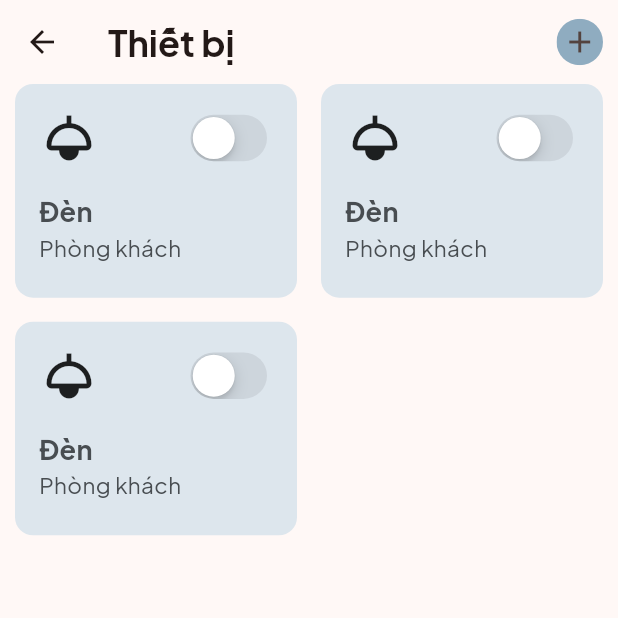
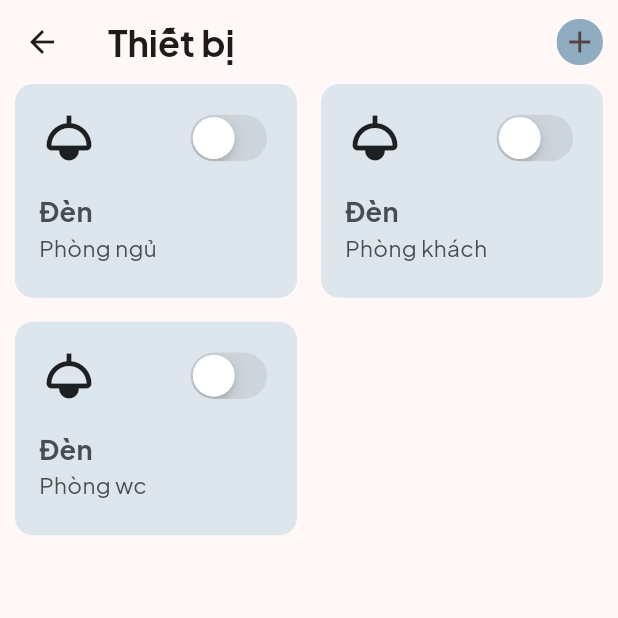
Before and after one commit to doanvanquoc/iot_app, a Flutter app: the DeviceScreen screen opened directly, on a phone screen of 412 x 824 dp, the top half of it. Run offline on Flutter 3.47's test engine with Material 2 defaults, Android fonts, the phone set to English and light mode, and no system bars; our stand-ins replace firebase_core, font_awesome_flutter, get, google_fonts, lottie; accounts and stored records are empty.

Commit message:
Update folder device

```diff
--- a/lib/common/widgets/my_card.dart
+++ b/lib/common/widgets/my_card.dart
@@ -1,23 +1,16 @@
 import 'package:flutter/cupertino.dart';
+import 'package:get/get.dart';
 import 'package:iot_app/common/apps/app_color.dart';
 import 'package:iot_app/common/apps/app_style.dart';
+import 'package:iot_app/models/device.dart';
+import 'package:iot_app/view_models/device_view_model/device_view_model.dart';
 
 class MyCard extends StatelessWidget {
-  const MyCard(
-      {super.key,
-      required this.deviceName,
-      required this.area,
-      required this.icon,
-      required this.onChanged,
-      required this.value});
-
-  final String deviceName;
-  final String area;
-  final IconData icon;
-  final Function(bool value) onChanged;
-  final bool value;
+  const MyCard({super.key, required this.device});
+  final Device device;
   @override
   Widget build(BuildContext context) {
+    DeviceViewModel deviceViewModel = Get.find();
     return Container(
       width: MediaQuery.of(context).size.width / 2 - 20,
       padding: const EdgeInsets.all(16),
@@ -29,19 +22,22 @@ class MyCard extends StatelessWidget {
         mainAxisSize: MainAxisSize.min,
         crossAxisAlignment: CrossAxisAlignment.start,
         children: [
-          Row(
-            mainAxisAlignment: MainAxisAlignment.spaceBetween,
-            children: [
-              Icon(icon, size: 40),
-              CupertinoSwitch(
-                  value: value,
-                  onChanged: onChanged,
-                  activeColor: AppColor.primaryColor),
-            ],
-          ),
+          GetBuilder<DeviceViewModel>(builder: (_) {
+            return Row(
+              mainAxisAlignment: MainAxisAlignment.spaceBetween,
+              children: [
+                Icon(device.icon, size: 40),
+                CupertinoSwitch(
+                    value: deviceViewModel.devices[device.idDevice - 1].state,
+                    onChanged: (value) => deviceViewModel.onHandelSwitch(
+                        value, device.idDevice - 1),
+                    activeColor: AppColor.primaryColor),
+              ],
+            );
+          }),
           const SizedBox(height: 16),
-          Text(deviceName, style: AppStyle.onCardPrimaryText),
-          Text(area, style: AppStyle.onCardSecondaryText),
+          Text(device.nameDevice, style: AppStyle.onCardPrimaryText),
+          Text(device.area, style: AppStyle.onCardSecondaryText),
         ],
       ),
     );
--- /dev/null
+++ b/lib/models/device.dart
@@ -0,0 +1,16 @@
+import 'package:flutter/material.dart';
+
+class Device {
+  final int idDevice;
+  final String nameDevice;
+  final String area;
+  final IconData icon;
+  late bool state;
+  Device({
+    required this.idDevice,
+    required this.nameDevice,
+    required this.area,
+    required this.icon,
+    required this.state,
+  });
+}
--- a/lib/views/device/device_screen.dart
+++ b/lib/views/device/device_screen.dart
@@ -11,6 +11,7 @@ class DeviceScreen extends StatelessWidget {
   @override
   Widget build(BuildContext context) {
     final deviceViewModel = Get.put(DeviceViewModel());
+
     return Scaffold(
       appBar: AppBar(
         title: const Text(
@@ -37,23 +38,21 @@ class DeviceScreen extends StatelessWidget {
       ),
       body: Padding(
         padding: const EdgeInsets.symmetric(horizontal: 10),
-        child: GridView.builder(
+        child: Obx(
+          () => GridView.builder(
             gridDelegate: const SliverGridDelegateWithFixedCrossAxisCount(
               crossAxisCount: 2,
               crossAxisSpacing: 16,
               mainAxisSpacing: 16.0,
               childAspectRatio: 1.32,
             ),
-          itemCount: 3,
-          itemBuilder: (BuildContext context, int index) {
-            return Obx(() => MyCard(
-                  deviceName: "Đèn",
-                  area: "Phòng khách",
-                  icon: Icons.light,
-                  onChanged: deviceViewModel.onHandelSwitch,
-                  value: deviceViewModel.checkStateDevice.value,
-                ));
+            itemCount: deviceViewModel.devices.length,
+            itemBuilder: (_, int index) {
+              return MyCard(
+                device: deviceViewModel.devices[index],
+              );
             },
+          ),
         ),
       ),
     );
--- a/lib/views/device/widgets/bottom_sheet_sucessfull.dart
+++ b/lib/views/device/widgets/bottom_sheet_sucessfull.dart
@@ -5,13 +5,13 @@ import 'package:iot_app/common/widgets/my_button.dart';
 import 'package:iot_app/view_models/device_view_model/device_view_model.dart';
 
 class BottomSheetSucessfull extends StatelessWidget {
-  BottomSheetSucessfull({
+  const BottomSheetSucessfull({
     super.key,
     required this.onDone,
     required this.onCanel,
   });
-  Function() onDone;
-  Function() onCanel;
+  final Function() onDone;
+  final Function() onCanel;
   @override
   Widget build(BuildContext context) {
     DeviceViewModel deviceViewModel = Get.find();
```
Also changed, not shown: lib/view_models/device_view_model/device_view_model.dart (+38 -6 lines), lib/views/device/widgets/area_item.dart (+3 -5 lines), lib/views/device/widgets/bottom_sheet_add.dart (+4 -4 lines), lib/views/device/widgets/bottom_sheet_option.dart (+11 -14 lines). Lines whose indentation alone changed are shown as unchanged.
